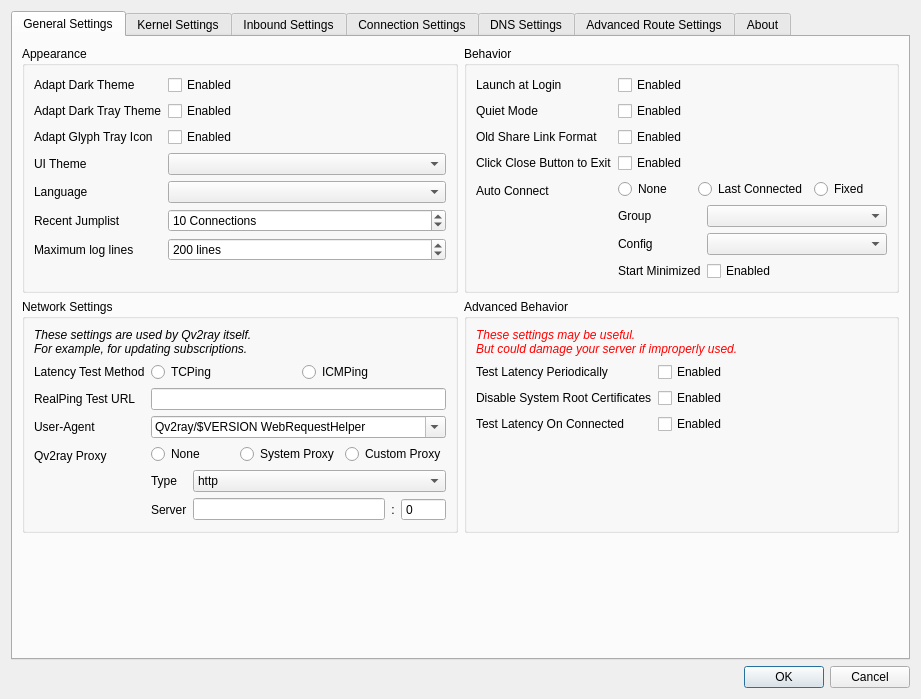
This is src/ui/widgets/windows/w_PreferencesWindow.ui in DHR60/Qv2ray as Qt 5 draws it before an edit. The edited form follows.
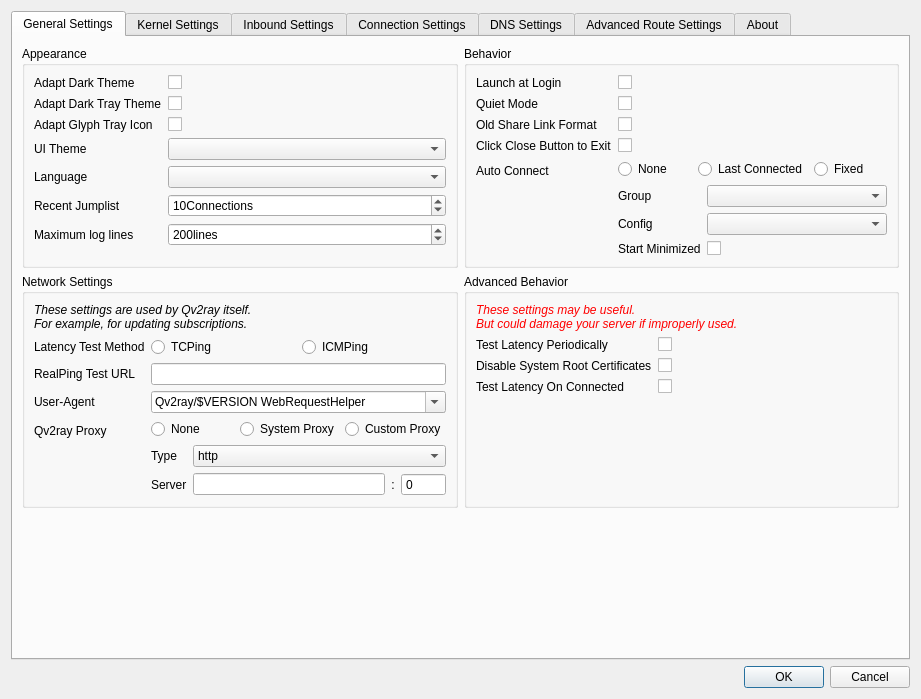
This is the edited form. Icons and pictures are not drawn.

The edit to the form file:
```diff
--- a/src/ui/widgets/windows/w_PreferencesWindow.ui
+++ b/src/ui/widgets/windows/w_PreferencesWindow.ui
@@ -59,11 +59,7 @@
              </widget>
             </item>
             <item row="0" column="1">
-             <widget class="QCheckBox" name="darkThemeCB">
-              <property name="text">
-               <string>Enabled</string>
-              </property>
-             </widget>
+             <widget class="QCheckBox" name="darkThemeCB"/>
             </item>
             <item row="1" column="0">
              <widget class="QLabel" name="label_36">
@@ -76,11 +72,7 @@
              </widget>
             </item>
             <item row="1" column="1">
-             <widget class="QCheckBox" name="darkTrayCB">
-              <property name="text">
-               <string>Enabled</string>
-              </property>
-             </widget>
+             <widget class="QCheckBox" name="darkTrayCB"/>
             </item>
             <item row="3" column="0">
              <widget class="QLabel" name="label_35">
@@ -141,7 +133,7 @@
             <item row="5" column="1">
              <widget class="QSpinBox" name="jumpListCountSB">
               <property name="suffix">
-               <string> Connections</string>
+               <string>Connections</string>
               </property>
               <property name="minimum">
                <number>3</number>
@@ -176,7 +168,7 @@
                <bool>true</bool>
               </property>
               <property name="suffix">
-               <string> lines</string>
+               <string>lines</string>
               </property>
               <property name="minimum">
                <number>10</number>
@@ -197,11 +189,7 @@
              </widget>
             </item>
             <item row="2" column="1">
-             <widget class="QCheckBox" name="glyphTrayCB">
-              <property name="text">
-               <string>Enabled</string>
-              </property>
-             </widget>
+             <widget class="QCheckBox" name="glyphTrayCB"/>
             </item>
            </layout>
           </widget>
@@ -223,11 +211,7 @@
              </widget>
             </item>
             <item row="0" column="1">
-             <widget class="QCheckBox" name="startWithLoginCB">
-              <property name="text">
-               <string>Enabled</string>
-              </property>
-             </widget>
+             <widget class="QCheckBox" name="startWithLoginCB"/>
             </item>
             <item row="1" column="0">
              <widget class="QLabel" name="label_86">
@@ -240,11 +224,7 @@
              </widget>
             </item>
             <item row="1" column="1">
-             <widget class="QCheckBox" name="quietModeCB">
-              <property name="text">
-               <string>Enabled</string>
-              </property>
-             </widget>
+             <widget class="QCheckBox" name="quietModeCB"/>
             </item>
             <item row="2" column="0">
              <widget class="QLabel" name="label_38">
@@ -254,11 +234,7 @@
              </widget>
             </item>
             <item row="2" column="1">
-             <widget class="QCheckBox" name="useOldShareLinkFormatCB">
-              <property name="text">
-               <string>Enabled</string>
-              </property>
-             </widget>
+             <widget class="QCheckBox" name="useOldShareLinkFormatCB"/>
             </item>
             <item row="3" column="0">
              <widget class="QLabel" name="label_94">
@@ -269,13 +245,13 @@
             </item>
             <item row="3" column="1">
              <widget class="QCheckBox" name="exitByCloseEventCB">
+              <property name="enabled">
+               <bool>true</bool>
+              </property>
               <property name="toolTip">
                <string>Exit instead of minimizing to tray when the close button clicked.
 This option may be useful for some desktop environments without tray support.</string>
               </property>
-              <property name="text">
-               <string>Enabled</string>
-              </property>
              </widget>
             </item>
             <item row="4" column="0">
@@ -356,11 +332,7 @@
                </widget>
               </item>
               <item row="3" column="1">
-               <widget class="QCheckBox" name="startMinimizedCB">
-                <property name="text">
-                 <string>Enabled</string>
-                </property>
-               </widget>
+               <widget class="QCheckBox" name="startMinimizedCB"/>
               </item>
              </layout>
             </item>
@@ -635,9 +607,6 @@
                <string>Run TCPing or ICMPing periodically after connecting to a server.
 Qv2ray will give a more accurate latency value if Enabled, but makes it easy to fingerprint the connection.</string>
               </property>
-              <property name="text">
-               <string>Enabled</string>
-              </property>
              </widget>
             </item>
             <item row="2" column="0">
@@ -648,11 +617,7 @@
              </widget>
             </item>
             <item row="2" column="1">
-             <widget class="QCheckBox" name="disableSystemRootCB">
-              <property name="text">
-               <string>Enabled</string>
-              </property>
-             </widget>
+             <widget class="QCheckBox" name="disableSystemRootCB"/>
             </item>
             <item row="3" column="0">
              <widget class="QLabel" name="label_44">
@@ -662,11 +627,7 @@
              </widget>
             </item>
             <item row="3" column="1">
-             <widget class="QCheckBox" name="setTestLatencyOnConnectedCB">
-              <property name="text">
-               <string>Enabled</string>
-              </property>
-             </widget>
+             <widget class="QCheckBox" name="setTestLatencyOnConnectedCB"/>
             </item>
            </layout>
           </widget>
```
Left out of the diff: 96 changed lines with no effect on the pictures.
